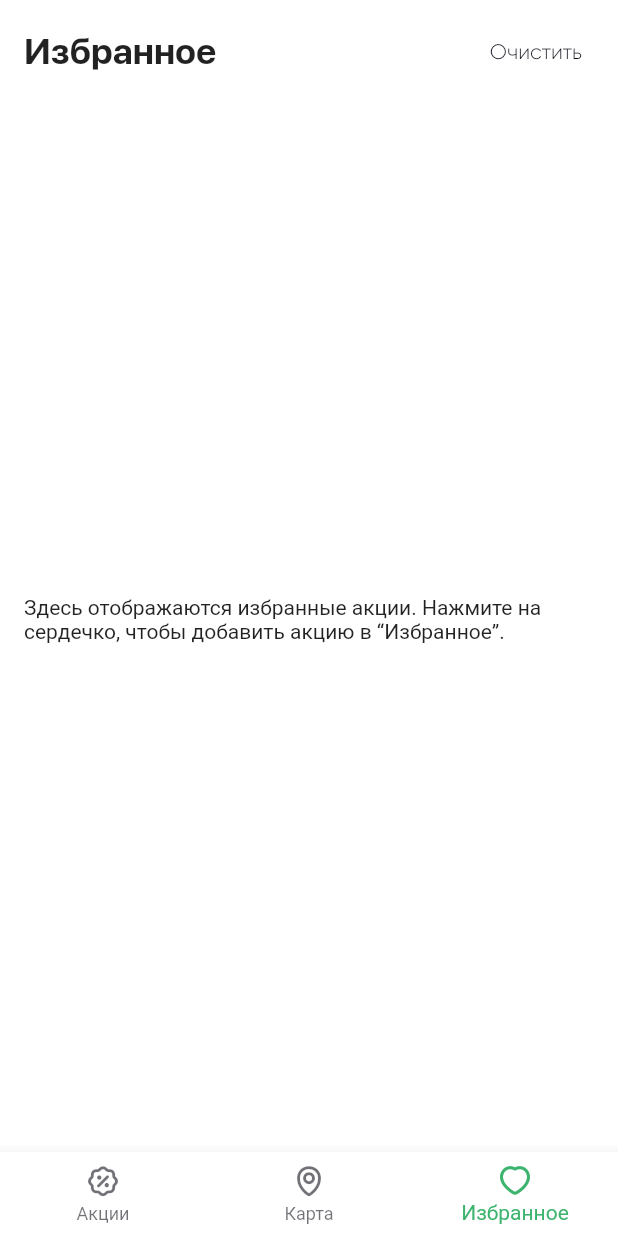
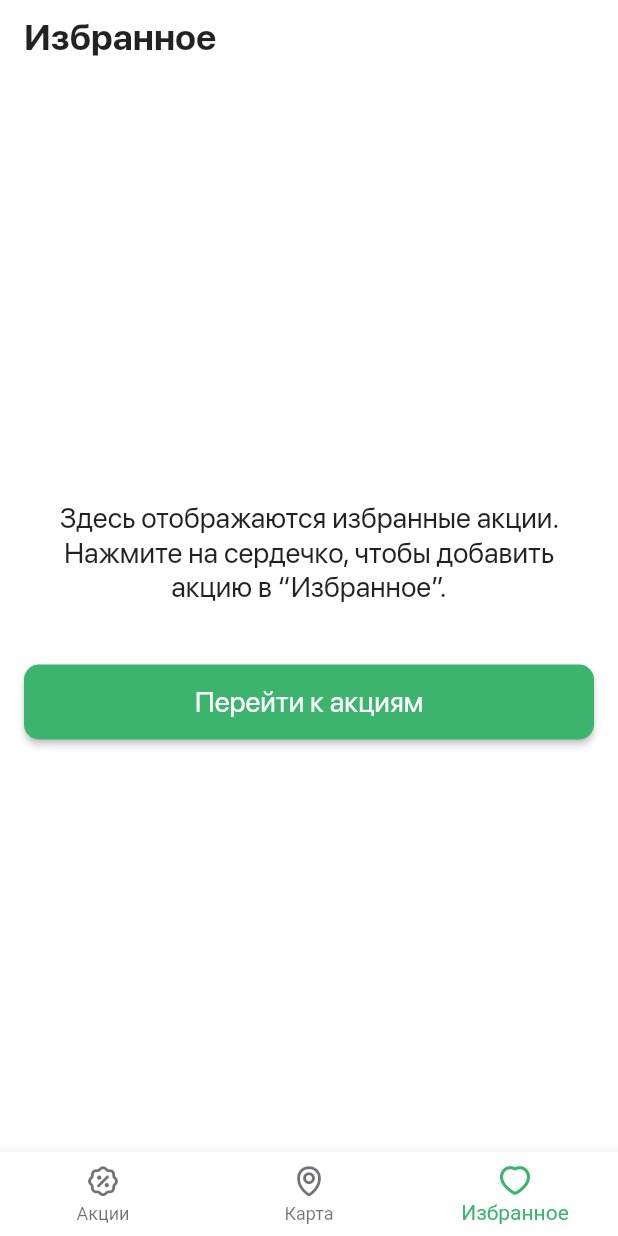
Before and after one commit to YolonnaOss/FoodStorm, a Flutter app: the screen it shows after launch, swiped to page 3, on a phone screen of 412 x 824 dp. Run offline on Flutter 3.47's test engine with Material 2 defaults, Android fonts, the phone set to English and light mode, and no system bars; our stand-ins replace adaptive_theme, animated_splash_screen, cloud_firestore, firebase_core, flutter_svg, geolocator and 4 more; accounts and stored records are empty; project files that could hold a hidden picture were left out.

Commit message:
Доработка экрана Избранное

```diff
--- a/lib/l10n/intl_en.arb
+++ b/lib/l10n/intl_en.arb
@@ -41,5 +41,9 @@
     "ok": "Ок",
     "delete_from_favorite": "Акция успешно удалена из избранного.",
     "notification": "Уведомление!",
-    "also_in_favorite": "Акция уже в избранном."
+    "also_in_favorite": "Акция уже в избранном.",
+    "attention": "Внимание!",
+    "clear_favorite_text": "Очистить весь список избранного?",
+    "yes": "Да",
+    "no": "Нет"
 }
--- a/lib/l10n/intl_ru.arb
+++ b/lib/l10n/intl_ru.arb
@@ -41,5 +41,9 @@
   "ok": "Ок",
   "delete_from_favorite": "Акция успешно удалена из избранного.",
   "notification": "Уведомление!",
-  "also_in_favorite": "Акция уже в избранном."
+  "also_in_favorite": "Акция уже в избранном.",
+  "attention": "Внимание!",
+  "clear_favorite_text": "Очистить весь список избранного?",
+  "yes": "Да",
+  "no": "Нет"
 }
--- a/lib/models/favorite_hive_model.dart
+++ b/lib/models/favorite_hive_model.dart
@@ -35,7 +35,10 @@ class HiveCardModel extends HiveObject {
   late String? cafeRating;
 
   @HiveField(10)
-  late List<dynamic?>? tags;
+  late List<dynamic>? tags;
+
+  @HiveField(11)
+  late String? documentID;
 
   HiveCardModel({
     this.postID,
@@ -49,6 +52,7 @@ class HiveCardModel extends HiveObject {
     this.cafeLogo,
     this.cafeRating,
     this.tags,
+    this.documentID,
   });
 }
 
--- a/lib/screens/favorite_screen.dart
+++ b/lib/screens/favorite_screen.dart
@@ -1,5 +1,8 @@
 import 'dart:io';
 import 'package:flutter/material.dart';
+import 'package:foodstorm/providers/cupertino_bottom_bar_provider.dart';
+import 'package:foodstorm/providers/material_bottom_bar_provider.dart';
+import 'package:provider/provider.dart';
 import 'package:foodstorm/generated/l10n.dart';
 import 'package:hive_flutter/hive_flutter.dart';
 import 'package:foodstorm/helper/constants.dart';
@@ -13,6 +16,10 @@ class FavoriteScreen extends StatelessWidget {
   @override
   Widget build(BuildContext context) {
     final box = Hive.box<HiveCardModel>(KeyConst.favorite);
+    final favoriteProvider = Provider.of<FavoriteProvider>(context);
+    final materialBarProvider = Provider.of<MaterialBottomBarProvider>(context);
+    final cupertinoBarProvider =
+        Provider.of<CupertinoBottommBarProvider>(context);
     return Scaffold(
       backgroundColor: Theme.of(context).dividerColor,
       body: SafeArea(
@@ -30,7 +37,14 @@ class FavoriteScreen extends StatelessWidget {
                   left: 20.0,
                   right: 20.0,
                 ),
-          child: Column(
+          child: ValueListenableBuilder<Box<HiveCardModel>>(
+            valueListenable: Boxes.getCardsFromFavorite().listenable(),
+            builder: (
+              BuildContext context,
+              Box<HiveCardModel> cardBox,
+              Widget? child,
+            ) {
+              return Column(
                 children: [
                   Row(
                     mainAxisAlignment: MainAxisAlignment.spaceBetween,
@@ -42,39 +56,81 @@ class FavoriteScreen extends StatelessWidget {
                           fontSize: 24.0,
                         ),
                       ),
-                  TextButton(
-                    onPressed: () {},
+                      cardBox.isNotEmpty
+                          ? TextButton(
+                              onPressed: () async {
+                                await favoriteProvider.clearFavorite(
+                                  box,
+                                  context,
+                                );
+                              },
                               child: Text(
                                 S.of(context).clear,
                                 style: TextStyle(
-                        fontFamily: ConstFont.regularFont,
-                        fontSize: 14.0,
+                                  fontFamily: ConstFont.sReg,
+                                  fontSize: 15.0,
                                   color: Theme.of(context).primaryColorDark,
+                                ),
+                              ),
+                            )
+                          : Container(),
+                    ],
+                  ),
+                  const SizedBox(
+                    height: 20.0,
+                  ),
+                  Expanded(
+                    child: cardBox.isEmpty
+                        ? Column(
+                            mainAxisAlignment: MainAxisAlignment.center,
+                            children: [
+                              Text(
+                                S.of(context).favorite_is_clear_text,
+                                style: TextStyle(
+                                  fontFamily: ConstFont.sReg,
+                                  fontSize: 19.0,
+                                ),
+                                textAlign: TextAlign.center,
+                              ),
+                              const SizedBox(
+                                height: 40.0,
+                              ),
+                              SizedBox(
+                                width: double.infinity,
+                                height: 50.0,
+                                child: ElevatedButton(
+                                  style: ElevatedButton.styleFrom(
+                                    backgroundColor:
+                                        Theme.of(context).cardColor,
+                                    shape: const RoundedRectangleBorder(
+                                      borderRadius: BorderRadius.all(
+                                        Radius.circular(10.0),
+                                      ),
+                                    ),
+                                  ),
+                                  onPressed: () {
+                                    materialBarProvider.backToHome();
+                                  },
+                                  child: Text(
+                                    S.of(context).favorite_is_clear_button,
+                                    style: TextStyle(
+                                      fontSize: 19.0,
+                                      fontFamily: ConstFont.sReg,
+                                    ),
                                   ),
                                 ),
                               ),
                             ],
-              ),
-              Expanded(
-                child: ValueListenableBuilder<Box<HiveCardModel>>(
-                  valueListenable: Boxes.getCardsFromFavorite().listenable(),
-                  builder: (
-                    BuildContext context,
-                    Box<HiveCardModel> cardBox,
-                    Widget? child,
-                  ) {
-                    return cardBox.isEmpty
-                        ? Center(
-                            child: Text(
-                            S.of(context).favorite_is_clear_text,
-                          ))
+                          )
                         : FavoriteGridWidget(
                             list: box.values.toList().cast<HiveCardModel>(),
-                          );
-                  },
+                            box: box,
+                            favoriteProvider: favoriteProvider,
                           ),
                   ),
                 ],
+              );
+            },
           ),
         ),
       ),
--- a/lib/widgets/main_app_bar_widget.dart
+++ b/lib/widgets/main_app_bar_widget.dart
@@ -162,7 +162,7 @@ class _MainAppBarWidgetState extends State<MainAppBarWidget> {
             ),
             ElevatedButton(
               style: ElevatedButton.styleFrom(
-                primary: Theme.of(context).cardColor,
+                backgroundColor: Theme.of(context).cardColor,
                 padding: const EdgeInsets.symmetric(
                   horizontal: 10.0,
                 ),
```
Also changed, not shown: lib/providers/favorite_provider.dart (+130 -26 lines), lib/widgets/favorite_grid_widget.dart (+22 -7 lines), lib/generated/intl/messages_en.dart, lib/generated/intl/messages_ru.dart, lib/generated/l10n.dart, lib/models/favorite_hive_model.g.dart. Lines whose indentation alone changed are shown as unchanged.
